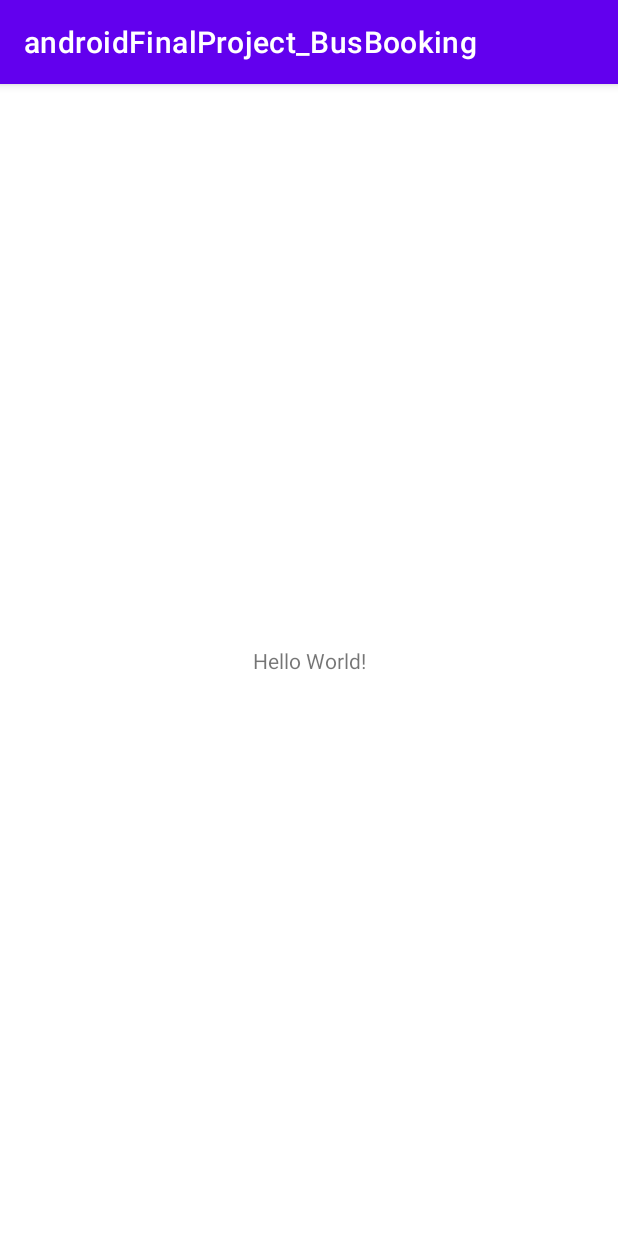
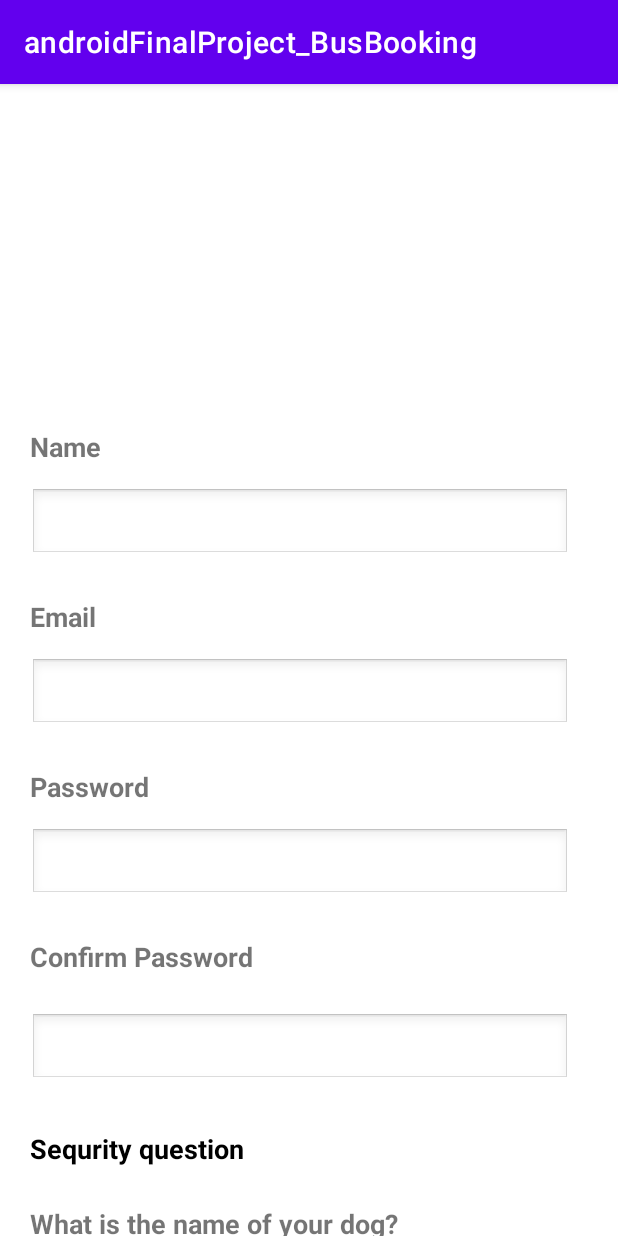
Before and after one commit to sumitdesai1997/androidFinalProject_BusTicketBooking, an Android app: the screen it shows after launch (MainActivity before the commit, SignUp after it), on a phone screen of 412 x 824 dp. Run offline under Robolectric (Android 15) with nearby library versions, the light colour scheme and no system bars.

Commit message:
Logic for login page done and deisgn for sign up done

```diff
--- a/app/src/main/AndroidManifest.xml
+++ b/app/src/main/AndroidManifest.xml
@@ -9,13 +9,15 @@
         android:roundIcon="@mipmap/ic_launcher_round"
         android:supportsRtl="true"
         android:theme="@style/Theme.AndroidFinalProject_BusBooking">
-        <activity android:name=".MainActivity">
+        <activity android:name=".SignUp">
             <intent-filter>
                 <action android:name="android.intent.action.MAIN" />
 
                 <category android:name="android.intent.category.LAUNCHER" />
             </intent-filter>
         </activity>
+        <activity android:name=".MainActivity">
+        </activity>
     </application>
 
 </manifest>
--- /dev/null
+++ b/app/src/main/java/com/example/androidfinalproject_busbooking/SignUp.java
@@ -0,0 +1,14 @@
+package com.example.androidfinalproject_busbooking;
+
+import androidx.appcompat.app.AppCompatActivity;
+
+import android.os.Bundle;
+
+public class SignUp extends AppCompatActivity {
+
+    @Override
+    protected void onCreate(Bundle savedInstanceState) {
+        super.onCreate(savedInstanceState);
+        setContentView(R.layout.activity_sign_up);
+    }
+}
--- /dev/null
+++ b/app/src/main/res/layout/activity_sign_up.xml
@@ -0,0 +1,174 @@
+<?xml version="1.0" encoding="utf-8"?>
+<ScrollView xmlns:android="http://schemas.android.com/apk/res/android"
+    xmlns:app="http://schemas.android.com/apk/res-auto"
+    xmlns:tools="http://schemas.android.com/tools"
+    android:layout_width="match_parent"
+    android:layout_height="match_parent"
+    android:fillViewport="true">
+
+    <androidx.constraintlayout.widget.ConstraintLayout
+        android:layout_width="match_parent"
+        android:layout_height="wrap_content"
+        tools:context=".SignUp">
+
+        <ImageView
+            android:id="@+id/imageView"
+            android:layout_width="221dp"
+            android:layout_height="149dp"
+            android:layout_marginStart="96dp"
+            android:layout_marginTop="50dp"
+            android:layout_marginEnd="95dp"
+            app:layout_constraintEnd_toEndOf="parent"
+            app:layout_constraintStart_toStartOf="parent"
+            app:layout_constraintTop_toTopOf="parent"
+            tools:srcCompat="@tools:sample/backgrounds/scenic" />
+
+        <TextView
+            android:id="@+id/textView2"
+            android:layout_width="wrap_content"
+            android:layout_height="wrap_content"
+            android:layout_marginStart="20dp"
+            android:layout_marginTop="30dp"
+            android:text="Name"
+            android:textSize="18sp"
+            android:textStyle="bold"
+            app:layout_constraintStart_toStartOf="parent"
+            app:layout_constraintTop_toBottomOf="@+id/imageView" />
+
+        <EditText
+            android:id="@+id/editTextTextPersonName"
+            android:layout_width="360dp"
+            android:layout_height="wrap_content"
+            android:layout_marginStart="20dp"
+            android:layout_marginTop="15dp"
+            android:ems="10"
+            android:inputType="textPersonName"
+            app:layout_constraintStart_toStartOf="parent"
+            app:layout_constraintTop_toBottomOf="@+id/textView2"
+            android:theme="@android:style/Theme.Light"/>
+
+        <TextView
+            android:id="@+id/textView5"
+            android:layout_width="wrap_content"
+            android:layout_height="wrap_content"
+            android:layout_marginStart="20dp"
+            android:layout_marginTop="25dp"
+            android:text="Email"
+            android:textSize="18sp"
+            android:textStyle="bold"
+            app:layout_constraintStart_toStartOf="parent"
+            app:layout_constraintTop_toBottomOf="@+id/editTextTextPersonName" />
+
+        <EditText
+            android:id="@+id/editTextTextPersonName2"
+            android:layout_width="360dp"
+            android:layout_height="wrap_content"
+            android:layout_marginStart="20dp"
+            android:layout_marginTop="15dp"
+            android:ems="10"
+            android:inputType="textPersonName"
+            app:layout_constraintStart_toStartOf="parent"
+            app:layout_constraintTop_toBottomOf="@+id/textView5"
+            android:theme="@android:style/Theme.Light"/>
+
+        <TextView
+            android:id="@+id/textView6"
+            android:layout_width="wrap_content"
+            android:layout_height="wrap_content"
+            android:layout_marginStart="20dp"
+            android:layout_marginTop="25dp"
+            android:text="Password"
+            android:textSize="18sp"
+            android:textStyle="bold"
+            app:layout_constraintStart_toStartOf="parent"
+            app:layout_constraintTop_toBottomOf="@+id/editTextTextPersonName2" />
+
+        <EditText
+            android:id="@+id/editTextTextPersonName3"
+            android:layout_width="360dp"
+            android:layout_height="wrap_content"
+            android:layout_marginStart="20dp"
+            android:layout_marginTop="15dp"
+            android:ems="10"
+            android:inputType="textPersonName"
+            app:layout_constraintStart_toStartOf="parent"
+            app:layout_constraintTop_toBottomOf="@+id/textView6"
+            android:theme="@android:style/Theme.Light"/>
+
+        <TextView
+            android:id="@+id/textView7"
+            android:layout_width="wrap_content"
+            android:layout_height="wrap_content"
+            android:layout_marginStart="20dp"
+            android:layout_marginTop="25dp"
+            android:text="Confirm Password"
+            android:textSize="18sp"
+            android:textStyle="bold"
+            app:layout_constraintStart_toStartOf="parent"
+            app:layout_constraintTop_toBottomOf="@+id/editTextTextPersonName3" />
+
+        <EditText
+            android:id="@+id/editTextTextPersonName4"
+            android:layout_width="360dp"
+            android:layout_height="wrap_content"
+            android:layout_marginStart="20dp"
+            android:layout_marginTop="25dp"
+            android:ems="10"
+            android:inputType="textPersonName"
+            app:layout_constraintStart_toStartOf="parent"
+            app:layout_constraintTop_toBottomOf="@+id/textView7"
+            android:theme="@android:style/Theme.Light"/>
+
+        <TextView
+            android:id="@+id/textView8"
+            android:layout_width="wrap_content"
+            android:layout_height="wrap_content"
+            android:layout_marginStart="20dp"
+            android:layout_marginTop="30dp"
+            android:text="Sequrity question"
+            android:textColor="#000000"
+            android:textSize="18sp"
+            android:textStyle="bold"
+            app:layout_constraintStart_toStartOf="parent"
+            app:layout_constraintTop_toBottomOf="@+id/editTextTextPersonName4" />
+
+        <TextView
+            android:id="@+id/textView9"
+            android:layout_width="wrap_content"
+            android:layout_height="wrap_content"
+            android:layout_marginStart="20dp"
+            android:layout_marginTop="25dp"
+            android:text="What is the name of your dog?"
+            android:textSize="18sp"
+            android:textStyle="bold"
+            app:layout_constraintStart_toStartOf="parent"
+            app:layout_constraintTop_toBottomOf="@+id/textView8" />
+
+        <EditText
+            android:id="@+id/editTextTextPersonName5"
+            android:layout_width="360dp"
+            android:layout_height="wrap_content"
+            android:layout_marginStart="20dp"
+            android:layout_marginTop="15dp"
+            android:ems="10"
+            android:inputType="textPersonName"
+            app:layout_constraintStart_toStartOf="parent"
+            app:layout_constraintTop_toBottomOf="@+id/textView9"
+            android:theme="@android:style/Theme.Light"/>
+
+        <Button
+            android:id="@+id/button"
+            android:layout_width="wrap_content"
+            android:layout_height="wrap_content"
+            android:layout_marginStart="30dp"
+            android:layout_marginTop="30dp"
+            android:layout_marginEnd="29dp"
+            android:layout_marginBottom="30dp"
+            android:text="                          Sign up                           "
+            app:layout_constraintBottom_toBottomOf="parent"
+            app:layout_constraintEnd_toEndOf="parent"
+            app:layout_constraintStart_toStartOf="parent"
+            app:layout_constraintTop_toBottomOf="@+id/editTextTextPersonName5" />
+    </androidx.constraintlayout.widget.ConstraintLayout>
+
+</ScrollView>
```
Also changed, not shown: app/src/main/java/com/example/androidfinalproject_busbooking/MainActivity.java (+50 -0 lines), app/src/main/res/layout/activity_main.xml (+105 -11 lines), app/src/main/res/mipmap-hdpi/buslogo5.jpg (added).
